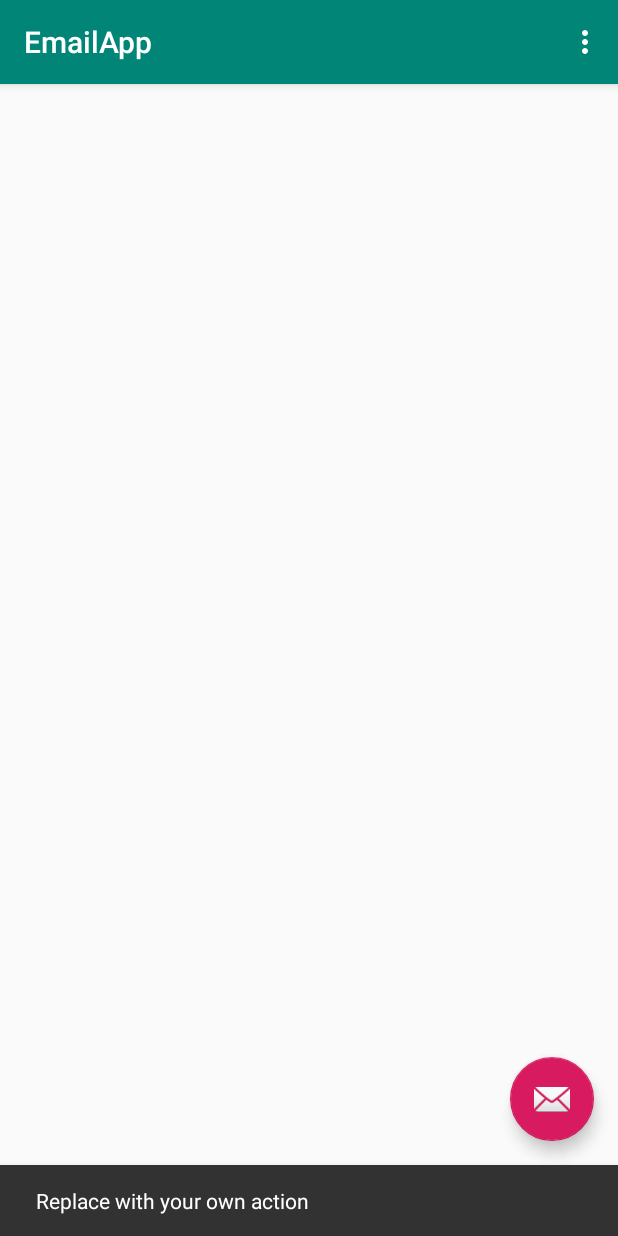
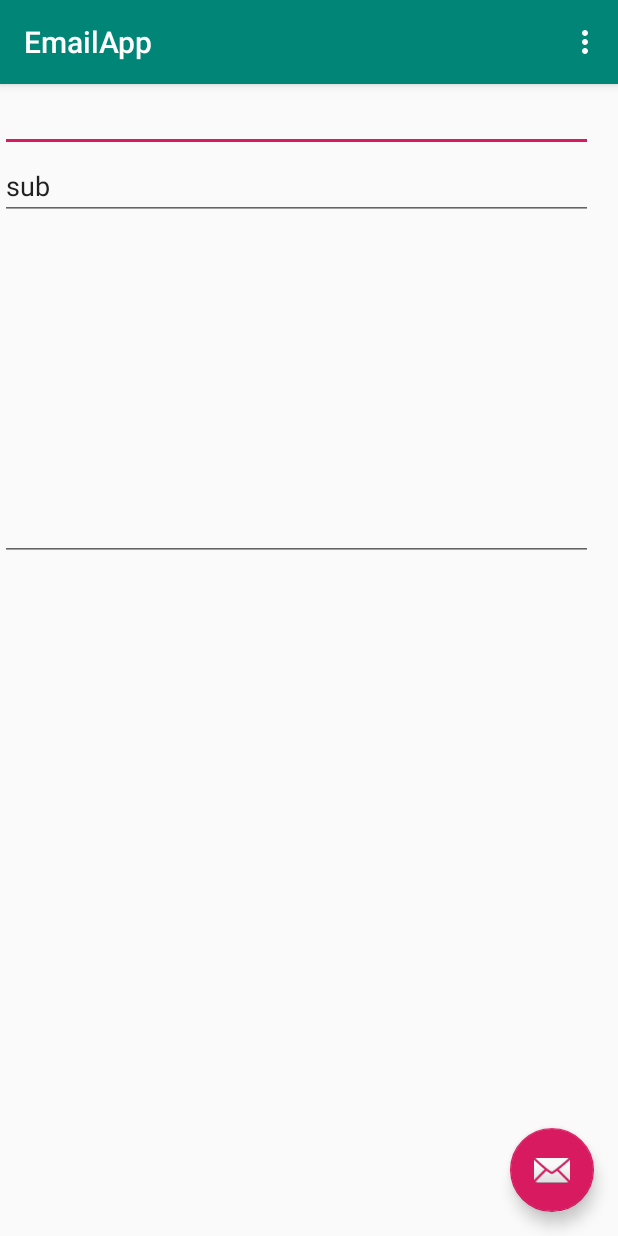
Before and after one commit to vaishali-ag/EmailApp, an Android app: the screen it shows after launch (MainActivity), after a tap on an icon or button, on a phone screen of 412 x 824 dp. Run offline under Robolectric (Android 15) with nearby library versions, the phone set to English and light mode, and no system bars.

Commit message:
code to copy the email and msg to the gmail

```diff
--- a/app/src/main/java/vaisahli/agrawal/emailapp/MainActivity.java
+++ b/app/src/main/java/vaisahli/agrawal/emailapp/MainActivity.java
@@ -1,6 +1,9 @@
 package vaisahli.agrawal.emailapp;
 
+import android.content.Intent;
+import android.net.Uri;
 import android.os.Bundle;
+import android.renderscript.Short3;
 import android.support.design.widget.FloatingActionButton;
 import android.support.design.widget.Snackbar;
 import android.support.v7.app.AppCompatActivity;
@@ -8,6 +11,8 @@ import android.support.v7.widget.Toolbar;
 import android.view.View;
 import android.view.Menu;
 import android.view.MenuItem;
+import android.widget.EditText;
+import android.widget.Toast;
 
 public class MainActivity extends AppCompatActivity {
 
@@ -18,12 +23,42 @@ public class MainActivity extends AppCompatActivity {
         Toolbar toolbar = findViewById(R.id.toolbar);
         setSupportActionBar(toolbar);
 
+        final EditText email,subject,message;
+        email=findViewById(R.id.editText);
+        subject = findViewById(R.id.editText2);
+        message = findViewById(R.id.editText3);
+
         FloatingActionButton fab = findViewById(R.id.fab);
         fab.setOnClickListener(new View.OnClickListener() {
             @Override
             public void onClick(View view) {
-                Snackbar.make(view, "Replace with your own action", Snackbar.LENGTH_LONG)
-                        .setAction("Action", null).show();
+                String s1=email.getText().toString().trim();
+                String s2=subject.getText().toString().trim();
+                String  s3=message.getText().toString().trim();
+                if(s1.equals("")||s2.equals("")||s3.equals(""))
+                {
+                    Toast.makeText(MainActivity.this, "please fill complete detail", Toast.LENGTH_SHORT).show();
+                }
+                else
+                {
+
+
+                    Intent emailIntent = new Intent(Intent.ACTION_SENDTO, Uri.fromParts("mailto",s1,null));
+                    emailIntent.putExtra(Intent.EXTRA_SUBJECT,s2);
+
+                    emailIntent.putExtra(Intent.EXTRA_TEXT,s3);
+
+                    if(emailIntent.resolveActivity(getPackageManager())!=null)
+                    {
+                        startActivity(emailIntent);
+
+                    }
+                    else
+                    {
+                        Toast.makeText(MainActivity.this, "no activity to handle intent", Toast.LENGTH_SHORT).show();
+                    }
+
+                }
             }
         });
     }
--- a/app/src/main/res/layout/content_main.xml
+++ b/app/src/main/res/layout/content_main.xml
@@ -6,4 +6,39 @@
     android:layout_height="match_parent"
     app:layout_behavior="@string/appbar_scrolling_view_behavior"
     tools:context=".MainActivity"
-    tools:showIn="@layout/activity_main"/>
+    tools:showIn="@layout/activity_main">
+
+    <LinearLayout
+        android:layout_width="395dp"
+        android:layout_height="659dp"
+        android:orientation="vertical"
+        tools:layout_editor_absoluteX="8dp"
+        tools:layout_editor_absoluteY="8dp">
+
+        <EditText
+            android:id="@+id/editText"
+            android:layout_width="match_parent"
+            android:layout_height="wrap_content"
+            android:ems="10"
+            android:inputType="textEmailAddress" />
+
+        <EditText
+            android:id="@+id/editText2"
+            android:layout_width="match_parent"
+            android:layout_height="wrap_content"
+            android:ems="10"
+            android:inputType="textPersonName"
+            android:text="sub"
+            tools:text="Subject" />
+
+        <EditText
+            android:id="@+id/editText3"
+            android:layout_width="match_parent"
+            android:layout_height="227dp"
+            android:ems="10"
+            android:inputType="textMultiLine"
+            tools:text="MESSAGE" />
+
+    </LinearLayout>
+
+</android.support.constraint.ConstraintLayout>
```
